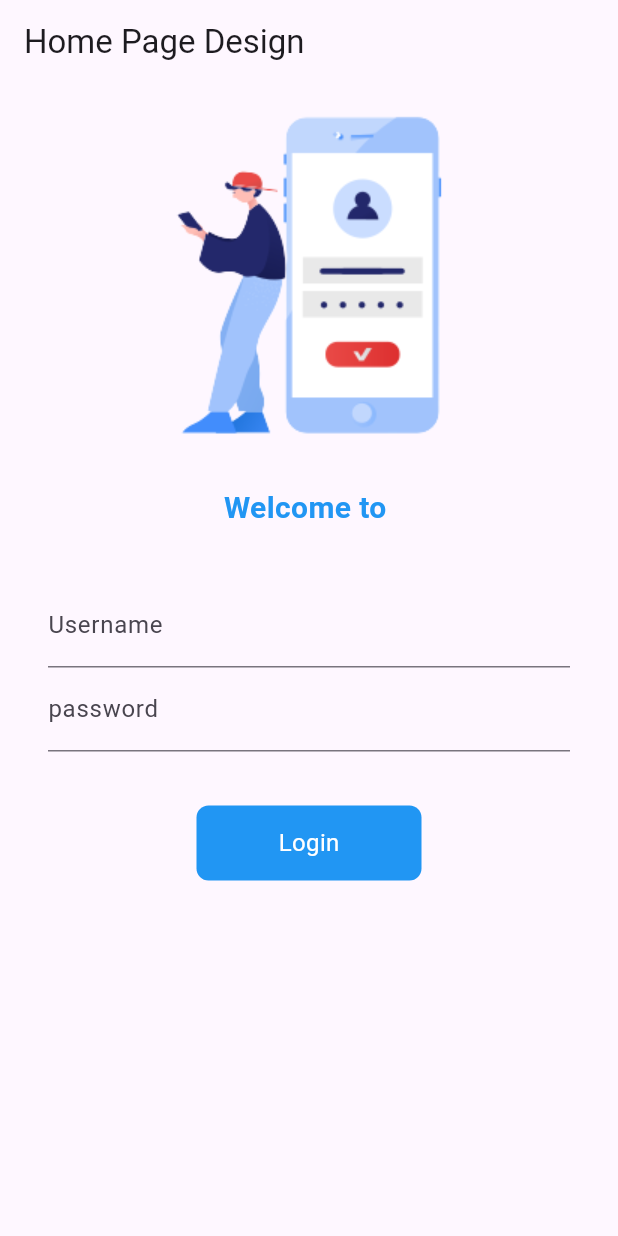
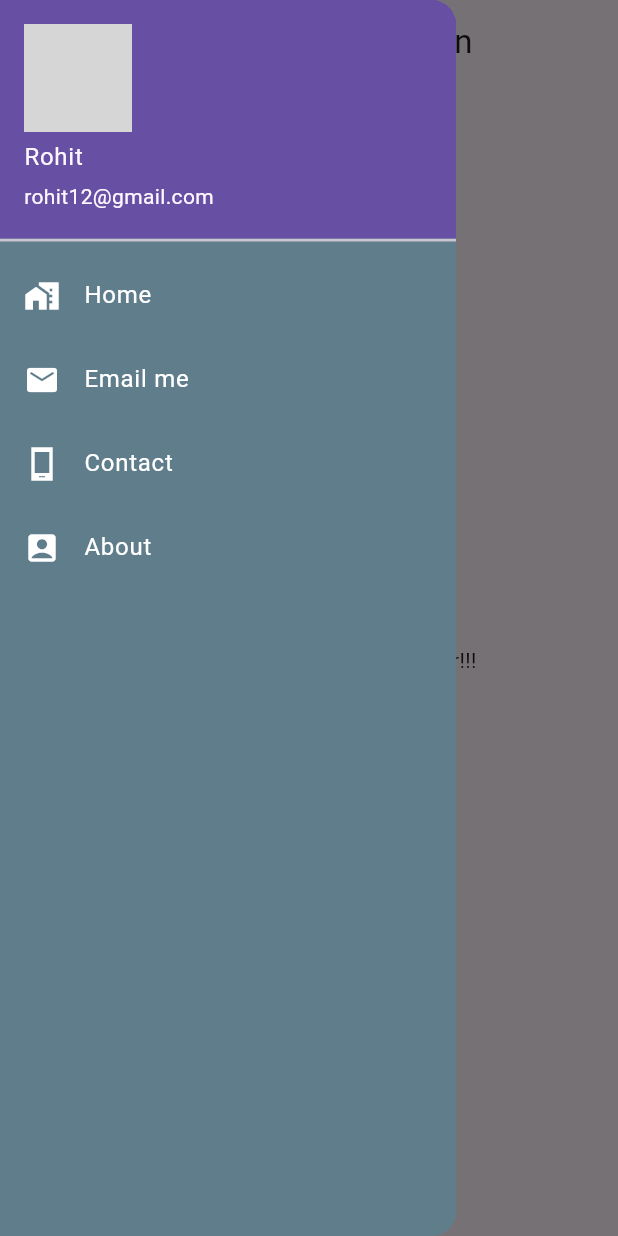
Before and after one commit to rohitbgit/LearnFlutterFromScratch, a Flutter app: the screen it shows after launch, with the side drawer open (before the commit the screen has no drawer), on a phone screen of 412 x 824 dp. Run offline on Flutter 3.47's test engine with Material 3 defaults, Android fonts, the phone set to English and light mode, and no system bars; network calls fail; grey boxes are pictures that could not be loaded.

Commit message:
day 7 completed

```diff
--- /dev/null
+++ b/lib/drawer.dart
@@ -0,0 +1,66 @@
+import 'package:flutter/material.dart';
+
+class MyDrawer extends StatelessWidget {
+  @override
+  Widget build(BuildContext context) {
+    const imgUrl =
+        "https://images.unsplash.com/photo-1503023345310-bd7c1de61c7d?q=80&w=1000&auto=format&fit=crop&ixlib=rb-4.0.3&ixid=M3wxMjA3fDB8MHxzZWFyY2h8Mnx8aHVtYW58ZW58MHx8MHx8fDA%3D";
+    return Drawer(
+      backgroundColor: Colors.blueGrey,
+      child: ListView(
+        children: [
+          const DrawerHeader(
+              padding: EdgeInsets.zero,
+              child: UserAccountsDrawerHeader(
+                margin: EdgeInsets.zero,
+                accountName: Text("Rohit"),
+                accountEmail: Text("rohit12@gmail.com"),
+                currentAccountPicture: CircleAvatar(
+                  backgroundImage: NetworkImage(imgUrl),
+                ),
+              )),
+          ListTile(
+            leading: Icon(
+              Icons.home_work_sharp,
+              color: Colors.white,
+            ),
+            title: Text(
+              "Home",
+              style: TextStyle(fontSize: 16, color: Colors.white),
+            ),
+          ),
+          ListTile(
+            leading: Icon(
+              Icons.email_rounded,
+              color: Colors.white,
+            ),
+            title: Text(
+              "Email me",
+              style: TextStyle(fontSize: 16, color: Colors.white),
+            ),
+          ),
+          ListTile(
+            leading: Icon(
+              Icons.phone_android_sharp,
+              color: Colors.white,
+            ),
+            title: Text(
+              "Contact",
+              style: TextStyle(fontSize: 16, color: Colors.white),
+            ),
+          ),
+          ListTile(
+            leading: Icon(
+              Icons.account_box_rounded,
+              color: Colors.white,
+            ),
+            title: Text(
+              "About",
+              style: TextStyle(fontSize: 16, color: Colors.white),
+            ),
+          ),
+        ],
+      ),
+    );
+  }
+}
--- a/lib/home_page.dart
+++ b/lib/home_page.dart
@@ -1,4 +1,5 @@
 import "package:flutter/material.dart";
+import "package:flutter_app_tutorial/drawer.dart";
 
 class MyHomePage extends StatelessWidget {
   const MyHomePage({super.key});
@@ -12,6 +13,7 @@ class MyHomePage extends StatelessWidget {
       body: Center(
         child: Text("Welcome to Home Page My Dear!!!"),
       ),
+      drawer: MyDrawer(),
     );
   }
 }
--- a/lib/main.dart
+++ b/lib/main.dart
@@ -1,5 +1,5 @@
 import 'package:flutter/material.dart';
-import 'package:flutter_app_tutorial/login_page.dart';
+import 'package:flutter_app_tutorial/home_page.dart';
 
 void main() {
   runApp(const MyApp());
@@ -13,7 +13,7 @@ class MyApp extends StatelessWidget {
     return MaterialApp(
       themeMode: ThemeMode.light,
       theme: ThemeData(primarySwatch: Colors.blueGrey),
-      home: const MyLoginPage(),
+      home: const MyHomePage(),
     );
   }
 }
```
